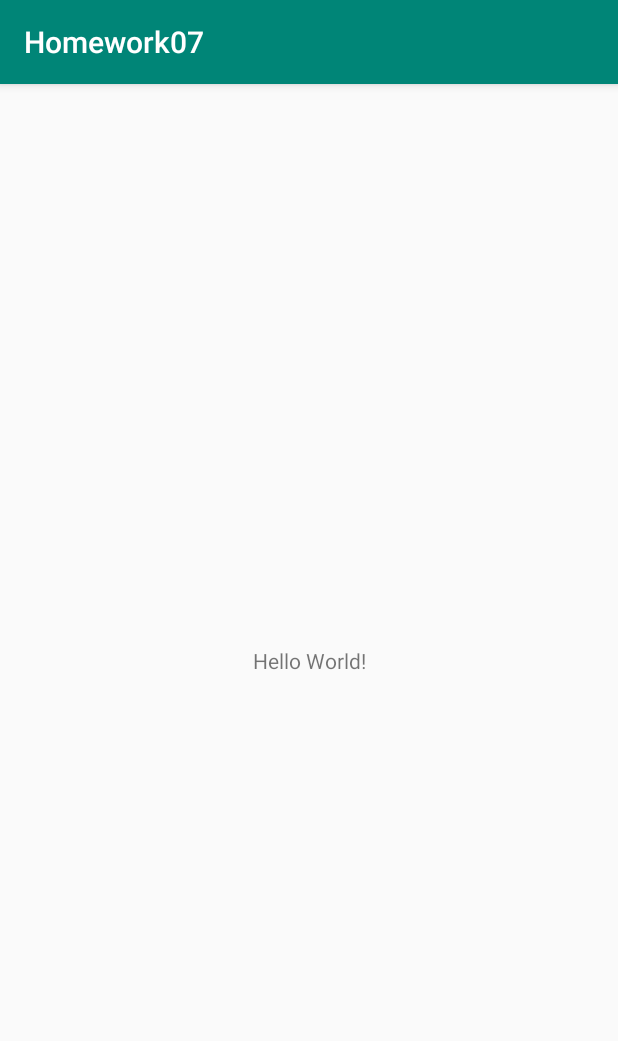
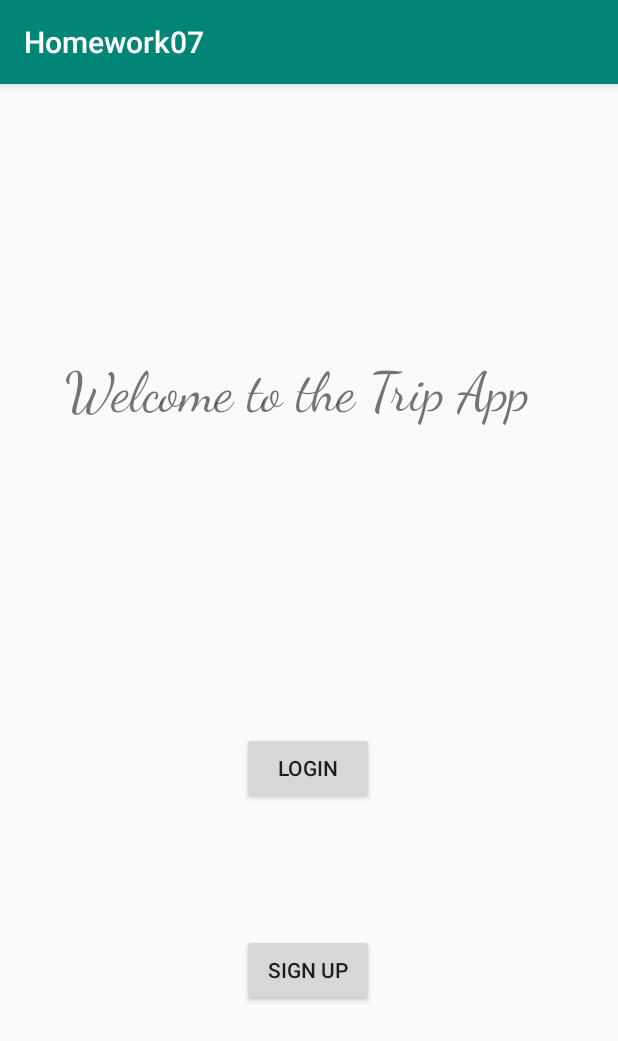
Before and after one commit to panda002/HW07, an Android app: the screen it shows after launch (MainActivity), on a phone screen of 412 x 824 dp. Shown: the top 1041 px of the screen. Run offline under Robolectric (Android 15) with nearby library versions, the phone set to English and light mode, and no system bars; our stand-ins replace Firebase (no records; nobody signed in at launch, a user with empty details on screens opened directly).

Commit message:
Updated the Main page

```diff
--- a/app/build.gradle
+++ b/app/build.gradle
@@ -18,6 +18,10 @@ android {
             proguardFiles getDefaultProguardFile('proguard-android-optimize.txt'), 'proguard-rules.pro'
         }
     }
+    compileOptions {
+        sourceCompatibility = 1.8
+        targetCompatibility = 1.8
+    }
 }
 
 dependencies {
@@ -26,6 +30,7 @@ dependencies {
     implementation 'androidx.constraintlayout:constraintlayout:1.1.3'
     implementation 'com.google.firebase:firebase-auth:19.1.0'
     implementation 'com.google.android.gms:play-services-auth:17.0.0'
+    implementation 'androidx.legacy:legacy-support-v4:1.0.0'
     testImplementation 'junit:junit:4.12'
     androidTestImplementation 'androidx.test.ext:junit:1.1.0'
     androidTestImplementation 'androidx.test.espresso:espresso-core:3.2.0'
--- a/app/src/main/java/com/ownproj/homework07/MainActivity.java
+++ b/app/src/main/java/com/ownproj/homework07/MainActivity.java
@@ -1,38 +1,120 @@
 package com.ownproj.homework07;
 
 import androidx.annotation.NonNull;
+import androidx.annotation.Nullable;
 import androidx.appcompat.app.AppCompatActivity;
 
+import android.content.Intent;
 import android.os.Bundle;
 import android.util.Log;
+import android.widget.Button;
+import android.widget.EditText;
 import android.widget.Toast;
 
+import com.google.android.gms.auth.api.signin.GoogleSignIn;
+import com.google.android.gms.auth.api.signin.GoogleSignInAccount;
+import com.google.android.gms.auth.api.signin.GoogleSignInClient;
+import com.google.android.gms.auth.api.signin.GoogleSignInOptions;
+import com.google.android.gms.common.api.ApiException;
 import com.google.android.gms.tasks.OnCompleteListener;
+import com.google.android.gms.tasks.Task;
+import com.google.firebase.auth.AuthCredential;
 import com.google.firebase.auth.AuthResult;
 import com.google.firebase.auth.FirebaseAuth;
 import com.google.firebase.auth.FirebaseUser;
+import com.google.firebase.auth.GoogleAuthProvider;
 
 public class MainActivity extends AppCompatActivity {
 
     private FirebaseAuth mAuth;
+    Button btn_login;
+    Button btn_signup;
+
+    static final int GOOGLE_SIGN = 123;
+    GoogleSignInClient mGoogleSignInClient;
 
     @Override
     protected void onCreate(Bundle savedInstanceState) {
         super.onCreate(savedInstanceState);
         setContentView(R.layout.activity_main);
-
+        btn_login=findViewById(R.id.btn_login);
+        btn_signup=findViewById(R.id.btn_signup);
         // Initialize Firebase Auth
         mAuth = FirebaseAuth.getInstance();
+
+        GoogleSignInOptions googleSignInOptions = new GoogleSignInOptions
+                .Builder().requestIdToken(getString(R.string.default_web_client_id))
+                .requestEmail()
+                .build();
+
+        mGoogleSignInClient = GoogleSignIn.getClient(this, googleSignInOptions);
+
+        btn_login.setOnClickListener(v -> SigninGoogle());
+
+        if(mAuth.getCurrentUser()!= null)
+        {
+            FirebaseUser user = mAuth.getCurrentUser();
+            updateUI(user);
+        }
+
+
+    }
+
+    void SigninGoogle()
+    {
+        Intent signIntent = mGoogleSignInClient.getSignInIntent();
+        startActivityForResult(signIntent,GOOGLE_SIGN);
     }
 
     @Override
-    protected void onStart() {
-        super.onStart();
-        FirebaseUser currentUser = mAuth.getCurrentUser();
-        updateUI(currentUser);
+    protected void onActivityResult(int requestCode, int resultCode, @Nullable Intent data) {
+        super.onActivityResult(requestCode, resultCode, data);
+        if (requestCode == GOOGLE_SIGN) {
+            Task<GoogleSignInAccount> task = GoogleSignIn
+                    .getSignedInAccountFromIntent(data);
+
+            try {
+                GoogleSignInAccount account = task.getResult(ApiException.class);
+                if(account!= null) firebaseAuthWithGoogle(account);
+            }catch (ApiException e)
+            {
+                e.printStackTrace();
+            }
+        }
+
     }
 
-    private void updateUI(FirebaseUser currentUser) {
+    private void firebaseAuthWithGoogle(GoogleSignInAccount account) {
+        Log.d("TAG", "firebaseAuthWithGoogle: "+account.getId());
+        AuthCredential credential = GoogleAuthProvider.getCredential(account.getIdToken(),null);
+
+        mAuth.signInWithCredential(credential)
+                .addOnCompleteListener(this, task -> {
+                    if(task.isSuccessful())
+                    {
+
+                        Log.d("TAG", "SignIn Successful");
+                        FirebaseUser user = mAuth.getCurrentUser();
+                        updateUI(user);
+                    }else
+                    {
+                        Log.d("TAG", "firebaseAuthWithGoogle: "+task.getException());
+                        updateUI(null);
+                    }
+                });
     }
 
+    private void updateUI(FirebaseUser user) {
+        if(user!=null)
+        {
+            String name = user.getDisplayName();
+            String email = user.getEmail();
+
+            Log.d("TAG", "name : "+name);
+            Log.d("TAG", "email : "+email);
+
+        }else{
+
+        }
+    }
 }
--- a/app/src/main/res/layout/activity_main.xml
+++ b/app/src/main/res/layout/activity_main.xml
@@ -6,13 +6,48 @@
     android:layout_height="match_parent"
     tools:context=".MainActivity">
 
-    <TextView
+
+    <Button
+        android:id="@+id/btn_login"
+        android:layout_width="88dp"
+        android:layout_height="48dp"
+        android:layout_marginStart="154dp"
+        android:layout_marginTop="32dp"
+        android:layout_marginEnd="156dp"
+        android:layout_marginBottom="240dp"
+        android:text="Login"
+        app:layout_constraintBottom_toBottomOf="parent"
+        app:layout_constraintEnd_toEndOf="parent"
+        app:layout_constraintHorizontal_bias="0.52"
+        app:layout_constraintStart_toStartOf="parent"
+        app:layout_constraintTop_toBottomOf="@+id/textView" />
+
+    <Button
+        android:id="@+id/btn_signup"
         android:layout_width="wrap_content"
         android:layout_height="wrap_content"
-        android:text="Hello World!"
+        android:layout_marginStart="154dp"
+        android:layout_marginTop="81dp"
+        android:layout_marginEnd="156dp"
+        android:layout_marginBottom="147dp"
+        android:text="Sign Up"
         app:layout_constraintBottom_toBottomOf="parent"
-        app:layout_constraintLeft_toLeftOf="parent"
-        app:layout_constraintRight_toRightOf="parent"
+        app:layout_constraintEnd_toEndOf="parent"
+        app:layout_constraintStart_toStartOf="parent"
+        app:layout_constraintTop_toBottomOf="@+id/btn_login" />
+
+    <TextView
+        android:id="@+id/textView"
+        android:layout_width="324dp"
+        android:layout_height="135dp"
+        android:layout_marginTop="136dp"
+        android:layout_marginBottom="32dp"
+        android:fontFamily="cursive"
+        android:text="Welcome to the Trip App"
+        android:textSize="36sp"
+        app:layout_constraintBottom_toTopOf="@+id/btn_login"
+        app:layout_constraintEnd_toEndOf="parent"
+        app:layout_constraintHorizontal_bias="0.494"
+        app:layout_constraintStart_toStartOf="parent"
         app:layout_constraintTop_toTopOf="parent" />
-
 </androidx.constraintlayout.widget.ConstraintLayout>
--- a/app/src/main/res/values/strings.xml
+++ b/app/src/main/res/values/strings.xml
@@ -1,3 +1,6 @@
 <resources>
     <string name="app_name">Homework07</string>
+
+    <!-- TODO: Remove or change this placeholder text -->
+    <string name="hello_blank_fragment">Hello blank fragment</string>
 </resources>
```
Also changed, not shown: app/src/main/java/com/ownproj/homework07/SignupFragment.java (added, +31 -0 lines), app/src/main/res/layout/fragment_signup.xml (added, +88 -0 lines).
